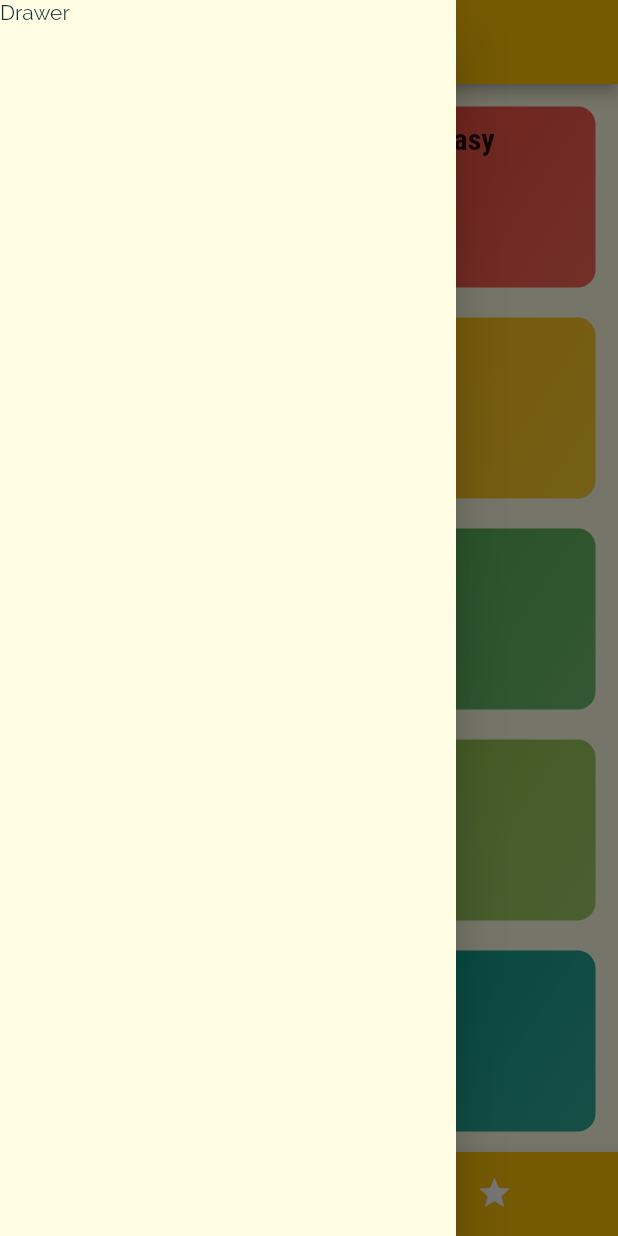
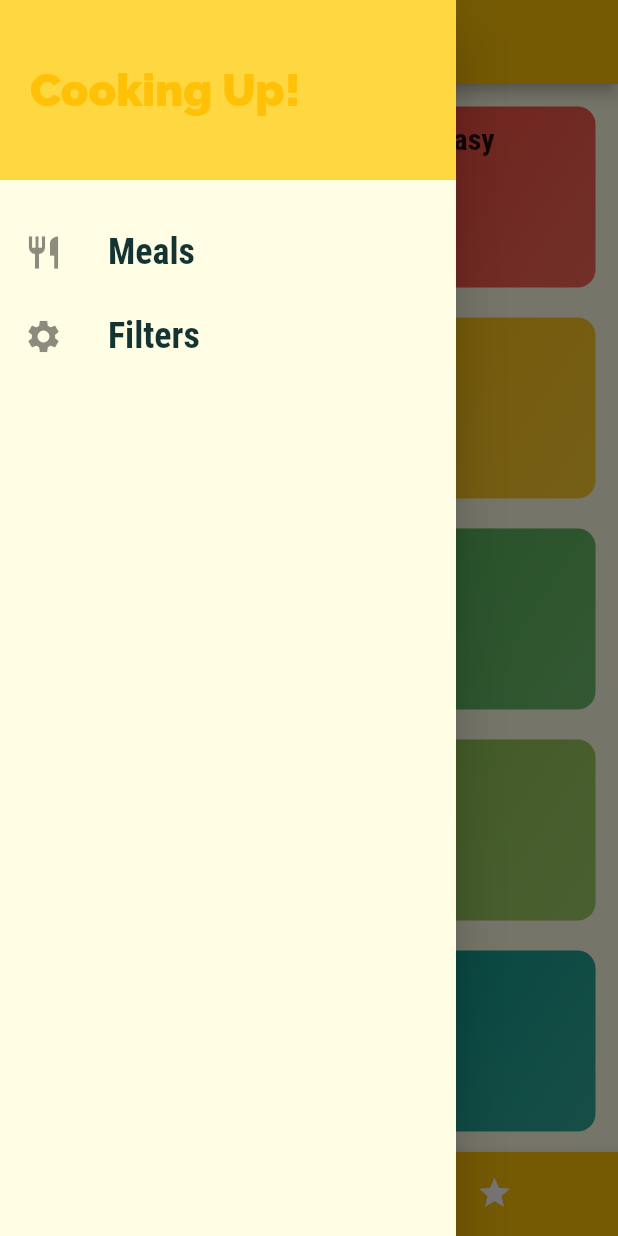
Before and after one commit to cSharpieDart/flutter_mealsApp, a Flutter app: the screen it shows after launch, with the side drawer open, on a phone screen of 412 x 824 dp. Run offline on Flutter 3.47's test engine with Material 2 defaults, Android fonts, the phone set to English and light mode, and no system bars.

Commit message:
created new screen

```diff
--- a/lib/main.dart
+++ b/lib/main.dart
@@ -1,6 +1,7 @@
 import 'package:flutter/material.dart';
 import 'package:meals_app/categories_screen.dart';
 import 'package:meals_app/category_meals_screen.dart';
+import 'package:meals_app/filters_screen.dart';
 import 'package:meals_app/tabs_screen.dart';
 
 import 'meal_detail_screen.dart';
@@ -21,6 +22,7 @@ class MyApp extends StatelessWidget {
         '/': (context) => TabsScreen(),
         CategoryMealsScreen.routeName: (context) => CategoryMealsScreen(),
         MealDetailScreen.routeName: (context) => MealDetailScreen(),
+        FilterScreen.routeName: (context) => FilterScreen(),
       },
       // onGenerateRoute: (settings) {
       //   print(settings.arguments);
--- a/lib/main_drawer.dart
+++ b/lib/main_drawer.dart
@@ -1,8 +1,9 @@
 import 'package:flutter/material.dart';
 
+import 'filters_screen.dart';
+
 class MainDrawer extends StatelessWidget {
-
-  Widget buildListTile(String title, IconData icon) {
+  Widget buildListTile(String title, IconData icon, Function tapHandler) {
     return ListTile(
       leading: Icon(
         icon,
@@ -16,7 +17,7 @@ class MainDrawer extends StatelessWidget {
           fontWeight: FontWeight.bold,
         ),
       ),
-      onTap: () {},
+      onTap: tapHandler,
     );
   }
 
@@ -43,8 +44,20 @@ class MainDrawer extends StatelessWidget {
           SizedBox(
             height: 20,
           ),
-          buildListTile("Meals", Icons.restaurant),
-          buildListTile("Filters", Icons.settings),
+          buildListTile(
+            "Meals",
+            Icons.restaurant,
+            () {
+              Navigator.of(context).pushNamed('/');
+            },
+          ),
+          buildListTile(
+            "Filters",
+            Icons.settings,
+            () {
+              Navigator.of(context).pushNamed(FilterScreen.routeName);
+            },
+          ),
         ],
       ),
     );
--- a/lib/tabs_screen.dart
+++ b/lib/tabs_screen.dart
@@ -1,6 +1,7 @@
 import 'package:flutter/material.dart';
 import 'package:meals_app/categories_screen.dart';
 import 'package:meals_app/favourites_screen.dart';
+import 'package:meals_app/main_drawer.dart';
 
 class TabsScreen extends StatefulWidget {
   @override
@@ -33,9 +34,7 @@ class _TabsScreenState extends State<TabsScreen> {
       appBar: AppBar(
         title: Text(_pages[_selectedPageIndex]['title']),
       ),
-      drawer: Drawer(
-        child: Text("Drawer"),
-      ),
+      drawer: MainDrawer(),
       body: _pages[_selectedPageIndex]['page'],
       bottomNavigationBar: BottomNavigationBar(
         onTap: _selectPage,
```
Also changed, not shown: lib/filters_screen.dart (added, +12 -0 lines).
